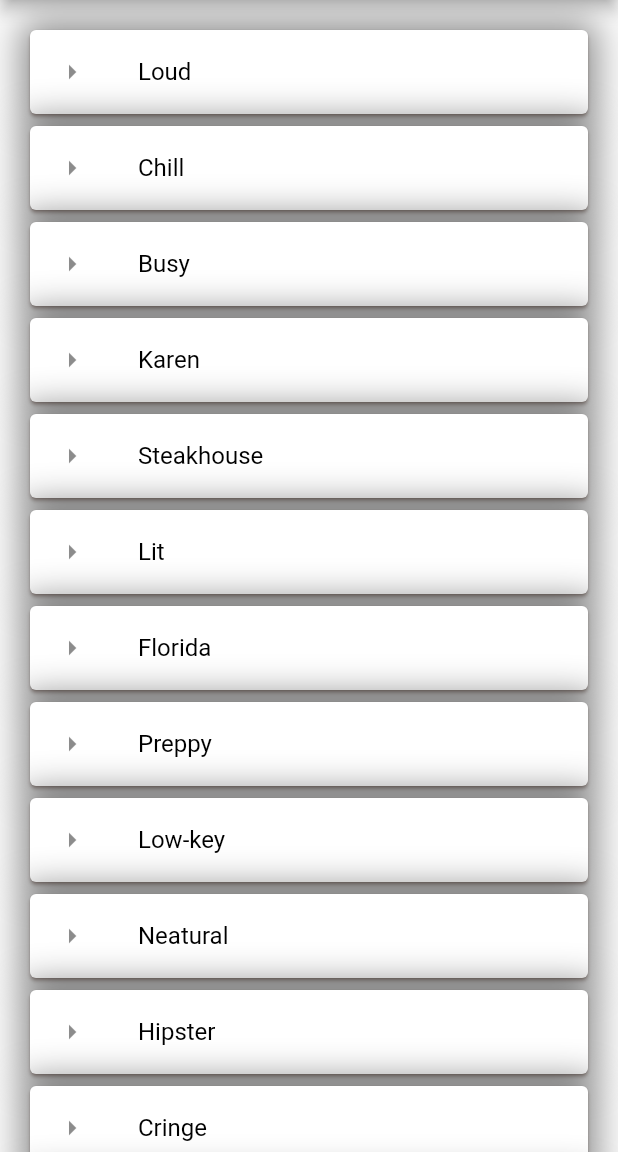
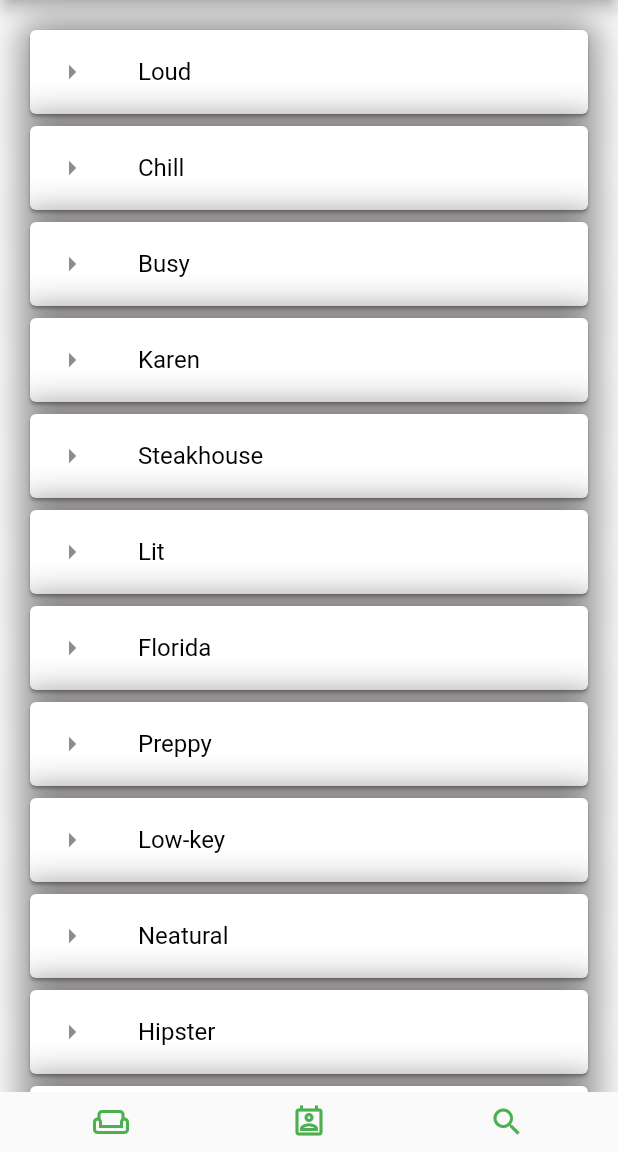
Before and after one commit to treknuts/vibe, a Flutter app: the screen it shows after launch, on a phone screen of 412 x 824 dp, the part 84-1236 px from its top. Run offline on Flutter 3.47's test engine with Material 2 defaults, Android fonts, the phone set to English and light mode, and no system bars.

Commit message:
Wrapped list in Expanded and wrapped bottom nav with padding.

```diff
--- a/lib/main.dart
+++ b/lib/main.dart
@@ -22,10 +22,14 @@ class AppMain extends StatelessWidget {
             child: Text(title, style: TextStyle(color: Colors.white))
           ),
         ),
-        body: ListView(
+        body: Column(
           children: [
-            ListWidget(),
-            ButtonRowSection()
+            Expanded(
+              child: ListWidget(),
+            ),
+            Container(
+              child: ButtonRowSection(),
+            )
           ],
         )
       ),
@@ -38,13 +42,16 @@ class ButtonRowSection extends StatelessWidget {
 
   @override
   Widget build(BuildContext context) {
-    return Row(
-      mainAxisAlignment: MainAxisAlignment.spaceEvenly,
-      children: [
-        BottomNavColumn(Icons.weekend_outlined),
-        BottomNavColumn(Icons.perm_contact_cal_outlined),
-        BottomNavColumn(Icons.search)
-      ],
+    return Padding(
+        padding: EdgeInsets.all(8.0),
+        child: Row(
+          mainAxisAlignment: MainAxisAlignment.spaceAround,
+          children: [
+            BottomNavColumn(Icons.weekend_outlined),
+            BottomNavColumn(Icons.perm_contact_cal_outlined),
+            BottomNavColumn(Icons.search)
+          ],
+      ),
     );
   }
 }
```
